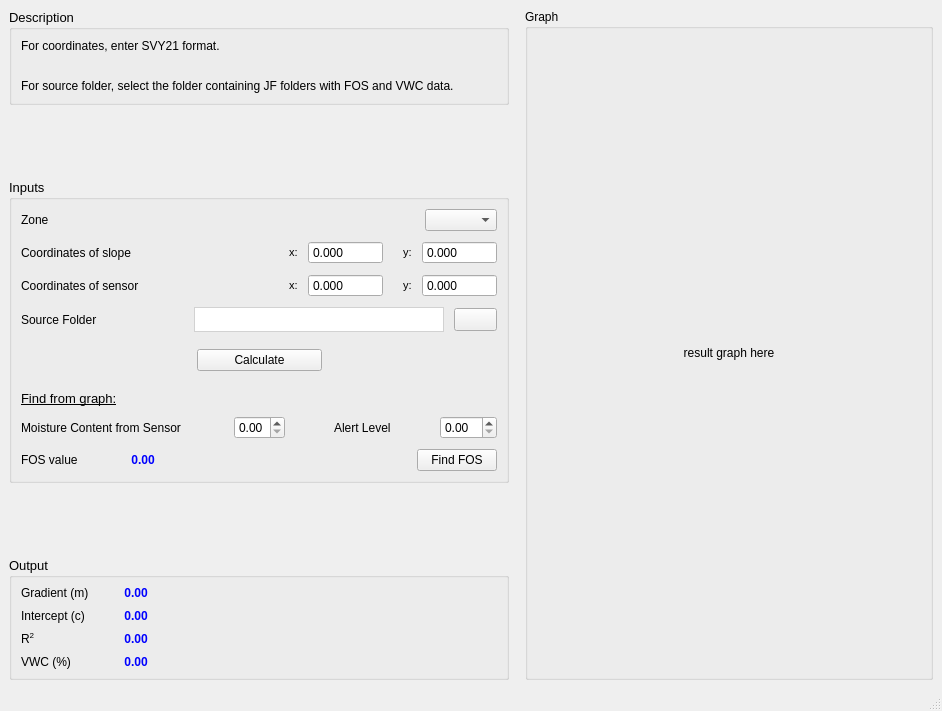
Above: main.ui from pseuds/MoistureSensor before the change. Below: the same form after it.
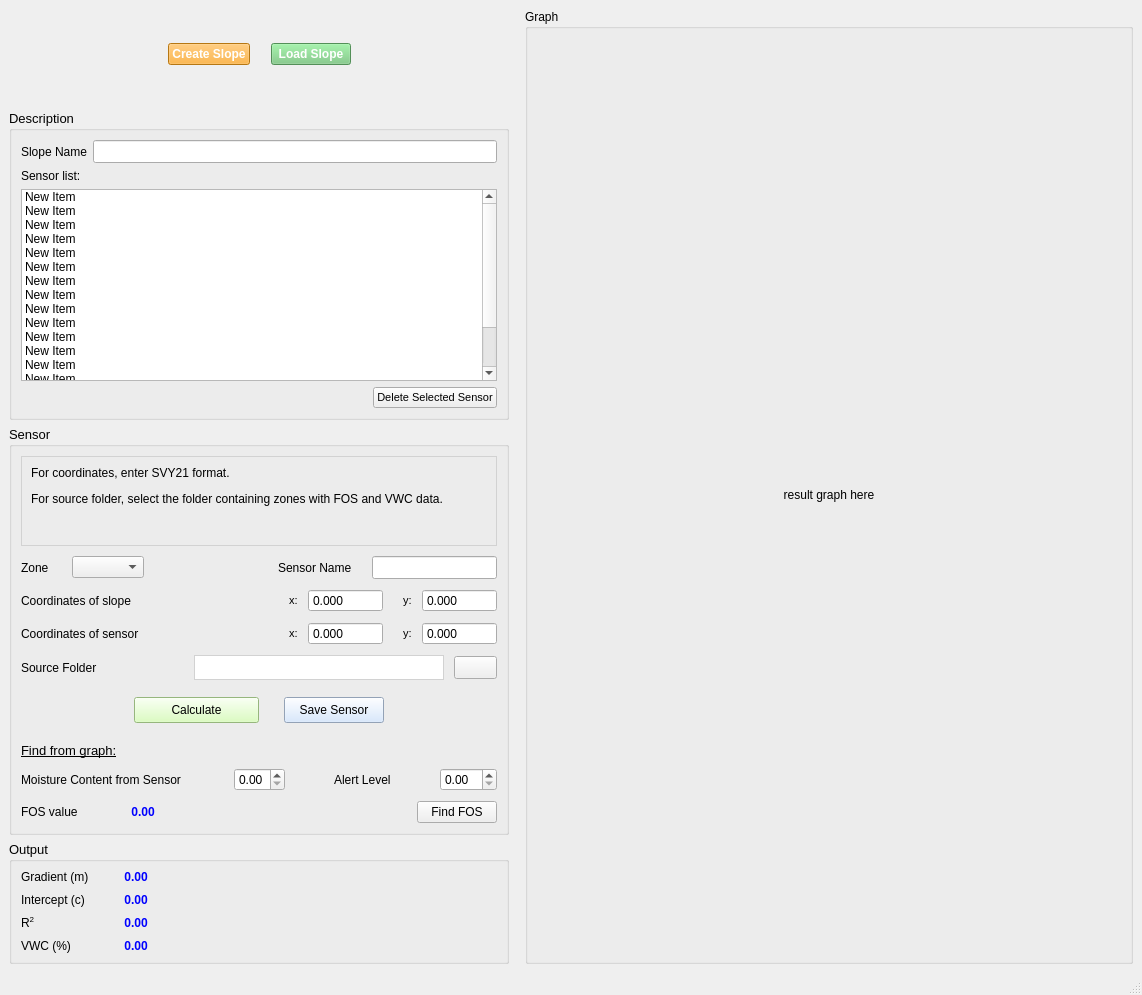
That is the form after the change. Icons and pictures are not drawn.

```diff
--- a/main.ui
+++ b/main.ui
@@ -6,8 +6,8 @@
    <rect>
     <x>0</x>
     <y>0</y>
-    <width>942</width>
-    <height>711</height>
+    <width>1142</width>
+    <height>995</height>
    </rect>
   </property>
   <property name="windowTitle">
@@ -17,6 +17,114 @@
    <layout class="QHBoxLayout" name="horizontalLayout_5">
     <item>
      <layout class="QVBoxLayout" name="verticalLayout_4">
+      <item>
+       <widget class="QFrame" name="horizontalFrame_5">
+        <property name="maximumSize">
+         <size>
+          <width>500</width>
+          <height>16777215</height>
+         </size>
+        </property>
+        <layout class="QHBoxLayout" name="horizontalLayout_17">
+         <item>
+          <spacer name="horizontalSpacer_27">
+           <property name="orientation">
+            <enum>Qt::Horizontal</enum>
+           </property>
+           <property name="sizeHint" stdset="0">
+            <size>
+             <width>40</width>
+             <height>20</height>
+            </size>
+           </property>
+          </spacer>
+         </item>
+         <item>
+          <widget class="QPushButton" name="createSlope_Button">
+           <property name="font">
+            <font>
+             <pointsize>9</pointsize>
+             <weight>62</weight>
+             <bold>true</bold>
+            </font>
+           </property>
+           <property name="styleSheet">
+            <string notr="true">background:rgb(255, 167, 26);
+color: white;
+font-weight:500;</string>
+           </property>
+           <property name="text">
+            <string>Create Slope</string>
+           </property>
+          </widget>
+         </item>
+         <item>
+          <spacer name="horizontalSpacer_29">
+           <property name="orientation">
+            <enum>Qt::Horizontal</enum>
+           </property>
+           <property name="sizeType">
+            <enum>QSizePolicy::Fixed</enum>
+           </property>
+           <property name="sizeHint" stdset="0">
+            <size>
+             <width>15</width>
+             <height>20</height>
+            </size>
+           </property>
+          </spacer>
+         </item>
+         <item>
+          <widget class="QPushButton" name="loadSlope_Button">
+           <property name="font">
+            <font>
+             <pointsize>9</pointsize>
+             <weight>62</weight>
+             <bold>true</bold>
+            </font>
+           </property>
+           <property name="styleSheet">
+            <string notr="true">background:rgb(116, 200, 123);
+color:white;
+font-weight:500;</string>
+           </property>
+           <property name="text">
+            <string>Load Slope</string>
+           </property>
+          </widget>
+         </item>
+         <item>
+          <spacer name="horizontalSpacer_28">
+           <property name="orientation">
+            <enum>Qt::Horizontal</enum>
+           </property>
+           <property name="sizeHint" stdset="0">
+            <size>
+             <width>40</width>
+             <height>20</height>
+            </size>
+           </property>
+          </spacer>
+         </item>
+        </layout>
+       </widget>
+      </item>
+      <item>
+       <spacer name="verticalSpacer_2">
+        <property name="orientation">
+         <enum>Qt::Vertical</enum>
+        </property>
+        <property name="sizeType">
+         <enum>QSizePolicy::Fixed</enum>
+        </property>
+        <property name="sizeHint" stdset="0">
+         <size>
+          <width>20</width>
+          <height>5</height>
+         </size>
+        </property>
+       </spacer>
+      </item>
       <item>
        <widget class="QGroupBox" name="groupBox_4">
         <property name="sizePolicy">
@@ -40,49 +148,193 @@
          <string>Description</string>
         </property>
         <layout class="QGridLayout" name="gridLayout">
+         <item row="2" column="0">
+          <layout class="QHBoxLayout" name="horizontalLayout_11">
+           <item>
+            <widget class="QListWidget" name="sensors_listWidget">
+             <property name="font">
+              <font>
+               <pointsize>9</pointsize>
+              </font>
+             </property>
+             <property name="layoutDirection">
+              <enum>Qt::LeftToRight</enum>
+             </property>
+             <property name="flow">
+              <enum>QListView::TopToBottom</enum>
+             </property>
+             <property name="layoutMode">
+              <enum>QListView::SinglePass</enum>
+             </property>
+             <property name="viewMode">
+              <enum>QListView::ListMode</enum>
+             </property>
+             <item>
+              <property name="text">
+               <string>New Item</string>
+              </property>
+             </item>
+             <item>
+              <property name="text">
+               <string>New Item</string>
+              </property>
+             </item>
+             <item>
+              <property name="text">
+               <string>New Item</string>
+              </property>
+             </item>
+             <item>
+              <property name="text">
+               <string>New Item</string>
+              </property>
+             </item>
+             <item>
+              <property name="text">
+               <string>New Item</string>
+              </property>
+             </item>
+             <item>
+              <property name="text">
+               <string>New Item</string>
+              </property>
+             </item>
+             <item>
+              <property name="text">
+               <string>New Item</string>
+              </property>
+             </item>
+             <item>
+              <property name="text">
+               <string>New Item</string>
+              </property>
+             </item>
+             <item>
+              <property name="text">
+               <string>New Item</string>
+              </property>
+             </item>
+             <item>
+              <property name="text">
+               <string>New Item</string>
+              </property>
+             </item>
+             <item>
+              <property name="text">
+               <string>New Item</string>
+              </property>
+             </item>
+             <item>
+              <property name="text">
+               <string>New Item</string>
+              </property>
+             </item>
+             <item>
+              <property name="text">
+               <string>New Item</string>
+              </property>
+             </item>
+             <item>
+              <property name="text">
+               <string>New Item</string>
+              </property>
+             </item>
+             <item>
+              <property name="text">
+               <string>New Item</string>
+              </property>
+             </item>
+             <item>
+              <property name="text">
+               <string>New Item</string>
+              </property>
+             </item>
+             <item>
+              <property name="text">
+               <string>New Item</string>
+              </property>
+             </item>
+            </widget>
+           </item>
+          </layout>
+         </item>
+         <item row="1" column="0">
+          <layout class="QHBoxLayout" name="horizontalLayout_15">
+           <item>
+            <widget class="QLabel" name="label_21">
+             <property name="font">
+              <font>
+               <pointsize>9</pointsize>
+              </font>
+             </property>
+             <property name="text">
+              <string>Sensor list:</string>
+             </property>
+            </widget>
+           </item>
+          </layout>
+         </item>
+         <item row="4" column="0">
+          <layout class="QHBoxLayout" name="horizontalLayout_16">
+           <item>
+            <spacer name="horizontalSpacer_25">
+             <property name="orientation">
+              <enum>Qt::Horizontal</enum>
+             </property>
+             <property name="sizeHint" stdset="0">
+              <size>
+               <width>40</width>
+               <height>20</height>
+              </size>
+             </property>
+            </spacer>
+           </item>
+           <item>
+            <widget class="QPushButton" name="deleteSensor_Button">
+             <property name="sizePolicy">
+              <sizepolicy hsizetype="Maximum" vsizetype="Fixed">
+               <horstretch>0</horstretch>
+               <verstretch>0</verstretch>
+              </sizepolicy>
+             </property>
+             <property name="font">
+              <font>
+               <pointsize>8</pointsize>
+              </font>
+             </property>
+             <property name="text">
+              <string>Delete Selected Sensor</string>
+             </property>
+             <property name="icon">
+              <iconset>
+               <normaloff>assets/minus.png</normaloff>assets/minus.png</iconset>
+             </property>
+            </widget>
+           </item>
+          </layout>
+         </item>
          <item row="0" column="0">
-          <widget class="QLabel" name="label_8">
-           <property name="sizePolicy">
-            <sizepolicy hsizetype="Expanding" vsizetype="Expanding">
-             <horstretch>0</horstretch>
-             <verstretch>0</verstretch>
-            </sizepolicy>
-           </property>
-           <property name="font">
-            <font>
-             <pointsize>9</pointsize>
-            </font>
-           </property>
-           <property name="text">
-            <string>&lt;html&gt;&lt;head/&gt;&lt;body&gt;&lt;p&gt;For coordinates, enter SVY21 format.&lt;br/&gt;&lt;/p&gt;&lt;p&gt;For source folder, select the folder containing JF folders with FOS and VWC data.&lt;/p&gt;&lt;/body&gt;&lt;/html&gt;</string>
-           </property>
-           <property name="alignment">
-            <set>Qt::AlignLeading|Qt::AlignLeft|Qt::AlignTop</set>
-           </property>
-           <property name="wordWrap">
-            <bool>true</bool>
-           </property>
-          </widget>
+          <layout class="QHBoxLayout" name="horizontalLayout_10">
+           <item>
+            <widget class="QLabel" name="label_19">
+             <property name="font">
+              <font>
+               <pointsize>9</pointsize>
+              </font>
+             </property>
+             <property name="text">
+              <string>Slope Name</string>
+             </property>
+            </widget>
+           </item>
+           <item>
+            <widget class="QLineEdit" name="slopeName_lineEdit"/>
+           </item>
+          </layout>
          </item>
         </layout>
        </widget>
       </item>
-      <item>
-       <spacer name="verticalSpacer_3">
-        <property name="orientation">
-         <enum>Qt::Vertical</enum>
-        </property>
-        <property name="sizeType">
-         <enum>QSizePolicy::Expanding</enum>
-        </property>
-        <property name="sizeHint" stdset="0">
-         <size>
-          <width>20</width>
-          <height>20</height>
-         </size>
-        </property>
-       </spacer>
-      </item>
       <item>
        <widget class="QGroupBox" name="groupBox">
         <property name="sizePolicy">
@@ -109,12 +361,66 @@
          </font>
         </property>
         <property name="title">
-         <string>Inputs</string>
+         <string>Sensor</string>
         </property>
         <layout class="QVBoxLayout" name="verticalLayout">
          <property name="spacing">
           <number>10</number>
          </property>
+         <item>
+          <widget class="QFrame" name="frame">
+           <property name="sizePolicy">
+            <sizepolicy hsizetype="Preferred" vsizetype="Maximum">
+             <horstretch>0</horstretch>
+             <verstretch>0</verstretch>
+            </sizepolicy>
+           </property>
+           <property name="minimumSize">
+            <size>
+             <width>0</width>
+             <height>90</height>
+            </size>
+           </property>
+           <property name="styleSheet">
+            <string notr="true">border: 0.5px solid rgb(210, 210, 210);</string>
+           </property>
+           <property name="frameShape">
+            <enum>QFrame::StyledPanel</enum>
+           </property>
+           <property name="frameShadow">
+            <enum>QFrame::Raised</enum>
+           </property>
+           <layout class="QGridLayout" name="gridLayout_2">
+            <item row="0" column="0">
+             <widget class="QLabel" name="label_8">
+              <property name="sizePolicy">
+               <sizepolicy hsizetype="Preferred" vsizetype="Maximum">
+                <horstretch>0</horstretch>
+                <verstretch>0</verstretch>
+               </sizepolicy>
+              </property>
+              <property name="font">
+               <font>
+                <pointsize>9</pointsize>
+               </font>
+              </property>
+              <property name="styleSheet">
+               <string notr="true">border: 0px;</string>
+              </property>
+              <property name="text">
+               <string>&lt;html&gt;&lt;head/&gt;&lt;body&gt;&lt;p&gt;For coordinates, enter SVY21 format.&lt;/p&gt;&lt;p&gt;For source folder, select the folder containing zones with FOS and VWC data.&lt;/p&gt;&lt;/body&gt;&lt;/html&gt;</string>
+              </property>
+              <property name="alignment">
+               <set>Qt::AlignLeading|Qt::AlignLeft|Qt::AlignTop</set>
+              </property>
+              <property name="wordWrap">
+               <bool>true</bool>
+              </property>
+             </widget>
+            </item>
+           </layout>
+          </widget>
+         </item>
          <item>
           <layout class="QHBoxLayout" name="horizontalLayout_4">
            <item>
@@ -135,11 +441,11 @@
               <enum>Qt::Horizontal</enum>
              </property>
              <property name="sizeType">
-              <enum>QSizePolicy::Expanding</enum>
+              <enum>QSizePolicy::Fixed</enum>
              </property>
              <property name="sizeHint" stdset="0">
               <size>
-               <width>20</width>
+               <width>10</width>
                <height>20</height>
               </size>
              </property>
@@ -154,6 +460,50 @@
              </property>
             </widget>
            </item>
+           <item>
+            <spacer name="horizontalSpacer_23">
+             <property name="orientation">
+              <enum>Qt::Horizontal</enum>
+             </property>
+             <property name="sizeHint" stdset="0">
+              <size>
+               <width>40</width>
+               <height>20</height>
+              </size>
+             </property>
+            </spacer>
+           </item>
+           <item>
+            <widget class="QLabel" name="label_18">
+             <property name="font">
+              <font>
+               <pointsize>9</pointsize>
+              </font>
+             </property>
+             <property name="text">
+              <string>Sensor Name</string>
+             </property>
+            </widget>
+           </item>
+           <item>
+            <spacer name="horizontalSpacer_24">
+             <property name="orientation">
+              <enum>Qt::Horizontal</enum>
+             </property>
+             <property name="sizeType">
+              <enum>QSizePolicy::Fixed</enum>
+             </property>
+             <property name="sizeHint" stdset="0">
+              <size>
+               <width>10</width>
+               <height>20</height>
+              </size>
+             </property>
+            </spacer>
+           </item>
+           <item>
+            <widget class="QLineEdit" name="sensorName_lineEdit"/>
+           </item>
           </layout>
          </item>
          <item>
@@ -546,11 +896,53 @@
                <pointsize>9</pointsize>
               </font>
              </property>
+             <property name="styleSheet">
+              <string notr="true">background:rgb(210, 255, 175);
+padding: 5px 5px 5px 5px;</string>
+             </property>
              <property name="text">
               <string>Calculate</string>
              </property>
             </widget>
            </item>
+           <item>
+            <spacer name="horizontalSpacer_26">
+             <property name="orientation">
+              <enum>Qt::Horizontal</enum>
+             </property>
+             <property name="sizeType">
+              <enum>QSizePolicy::Fixed</enum>
+             </property>
+             <property name="sizeHint" stdset="0">
+              <size>
+               <width>15</width>
+               <height>20</height>
+              </size>
+             </property>
+            </spacer>
+           </item>
+           <item>
+            <widget class="QPushButton" name="saveSensor_Button">
+             <property name="minimumSize">
+              <size>
+               <width>100</width>
+               <height>0</height>
+              </size>
+             </property>
+             <property name="font">
+              <font>
+               <pointsize>9</pointsize>
+              </font>
+             </property>
+             <property name="styleSheet">
+              <string notr="true">background:rgb(206, 227, 255);
+padding: 5px 5px 5px 5px;</string>
+             </property>
+             <property name="text">
+              <string>Save Sensor</string>
+             </property>
+            </widget>
+           </item>
            <item>
             <spacer name="horizontalSpacer_20">
              <property name="orientation">
@@ -758,22 +1150,6 @@
         </layout>
        </widget>
       </item>
-      <item>
-       <spacer name="verticalSpacer_2">
-        <property name="orientation">
-         <enum>Qt::Vertical</enum>
-        </property>
-        <property name="sizeType">
-         <enum>QSizePolicy::Expanding</enum>
-        </property>
-        <property name="sizeHint" stdset="0">
-         <size>
-          <width>20</width>
-          <height>20</height>
-         </size>
-        </property>
-       </spacer>
-      </item>
       <item>
        <widget class="QGroupBox" name="groupBox_3">
         <property name="enabled">
```
Left out of the diff: 2 changed lines with no effect on the pictures.
